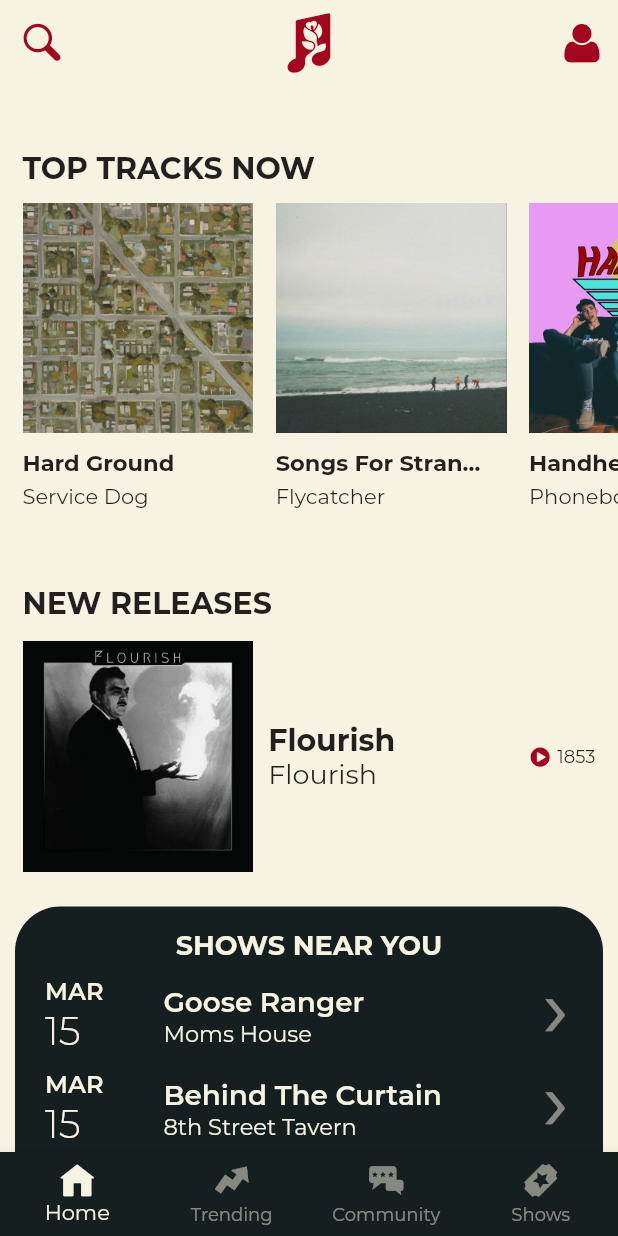
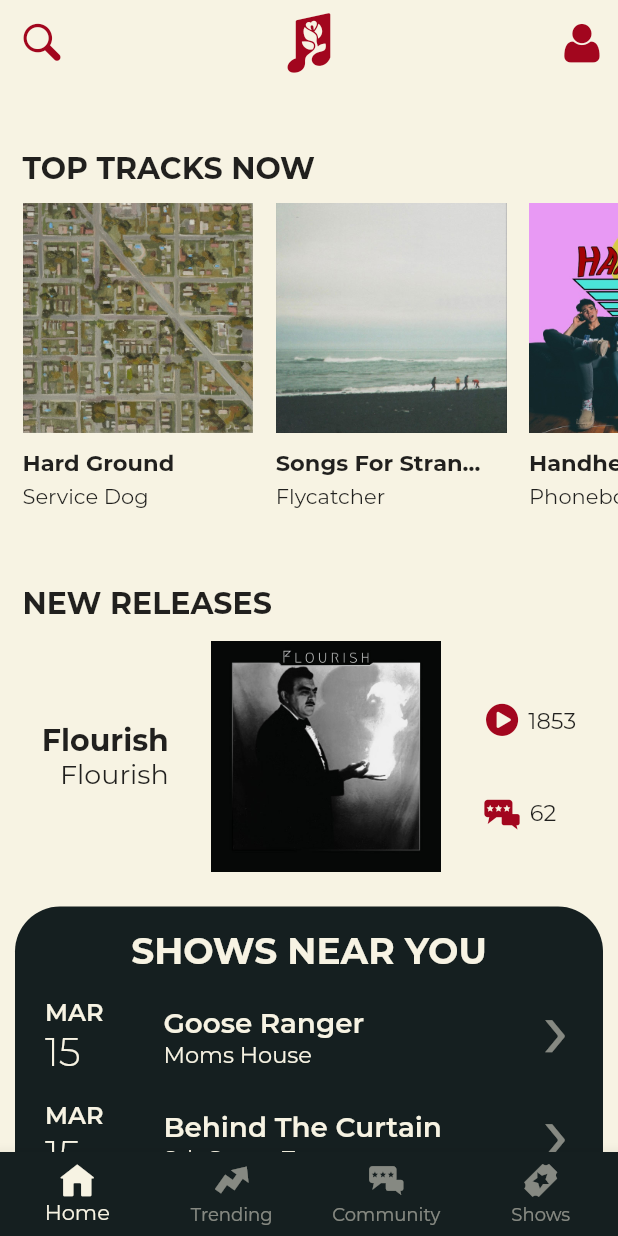
Before and after one commit to aaronlerch3/lofi, a Flutter app: the screen it shows after launch, on a phone screen of 412 x 824 dp. Run offline on Flutter 3.47's test engine with Material 2 defaults, Android fonts, the phone set to English and light mode, and no system bars; our stand-ins replace flutter_dotenv, shared_preferences; missing offline and left inert: amazon_cognito_identity_dart_2; project files that could hold a hidden picture were left out.

Commit message:
UI improvements

```diff
--- a/app/lib/home_page/home_page.dart
+++ b/app/lib/home_page/home_page.dart
@@ -87,7 +87,7 @@ class _HomePageState extends State<HomePage> {
             children: <Widget>[
               Expanded(
                 child: Container(
-                  margin: EdgeInsets.only(left: 10, right: 10, top: 15, bottom: 15),
+                  margin: EdgeInsets.only(left: 10, right: 10, top: 15, bottom: 20),
                   child: Column(
                     children: <Widget>[
                       DecoratedBox(
@@ -103,7 +103,7 @@ class _HomePageState extends State<HomePage> {
                                 'SHOWS NEAR YOU',
                                 style: TextStyle(
                                     color: Color(0xFFF7F3E3),
-                                    fontSize: 18,
+                                    fontSize: 24,
                                     fontWeight: FontWeight.w700),
                               ),
                               ShowsNearYouList(),
--- a/app/lib/home_page/new_releases_gallery.dart
+++ b/app/lib/home_page/new_releases_gallery.dart
@@ -28,14 +28,34 @@ class _NewReleasesGalleryState extends State<NewReleasesGallery>{
     playCount.add("1853");
     playCount.add("6421");
     playCount.add("542");
+    List<String> comments = new List<String>();
+    comments.add("62");
+    comments.add("241");
+    comments.add("34");
     for (var i = 0; i < images.length; i++) {
       children.add(Container(
         width: MediaQuery.of(context).size.width,
         child:  Row(
-          mainAxisAlignment: MainAxisAlignment.start,
+          mainAxisAlignment: MainAxisAlignment.spaceEvenly,
           children: <Widget>[
             Container(
-              margin: EdgeInsets.only(left: 15, right: 10),
+              margin: EdgeInsets.only(left: 0),
+              height: 170,
+              child: Column(
+                crossAxisAlignment: CrossAxisAlignment.end,
+                mainAxisAlignment: MainAxisAlignment.center,
+                children: <Widget>[
+                  Text(
+                    album[i],
+                    style:
+                    TextStyle(fontWeight: FontWeight.w700, fontSize: 20),
+                  ),
+                  Text(band[i], style: TextStyle(fontSize: 18)),
+                ],
+              ),
+            ),
+            Container(
+              margin: EdgeInsets.only(left: 0, right: 0),
               child: Column(
                 mainAxisAlignment: MainAxisAlignment.center,
                 children: <Widget>[
@@ -47,29 +67,33 @@ class _NewReleasesGalleryState extends State<NewReleasesGallery>{
               ),
             ),
             Container(
-              height: 170,
+              margin: EdgeInsets.only(right: 0, top: 15),
               child: Column(
                 crossAxisAlignment: CrossAxisAlignment.start,
-                mainAxisAlignment: MainAxisAlignment.center,
+                mainAxisAlignment: MainAxisAlignment.spaceEvenly,
                 children: <Widget>[
-                  Text(
-                    album[i],
-                    style:
-                    TextStyle(fontWeight: FontWeight.w700, fontSize: 20),
+                  Container(
+                    margin: EdgeInsets.only(bottom: 5),
+                    child: Row(
+                      crossAxisAlignment: CrossAxisAlignment.center,
+                      children: <Widget>[
+                        Icon(CustomIcons.play_circled, color: Color(0xFFA2061E), size: 25,),
+                        Container(
+                          padding: EdgeInsets.only(left: 5),
+                          child: Text(playCount[i], style: TextStyle(fontSize: 15)),
+                        ),
+                      ],
+                    ),
                   ),
-                  Text(band[i], style: TextStyle(fontSize: 18)),
-                ],
-              ),
-            ),
-            Spacer(flex: 3,),
-            Container(
-              margin: EdgeInsets.only(right: 15),
-              child: Row(
-                children: <Widget>[
-                  Icon(CustomIcons.play_circled, color: Color(0xFFA2061E), size: 15,),
-                  Container(
-                    padding: EdgeInsets.only(left: 4),
-                    child: Text(playCount[i], style: TextStyle(fontSize: 12)),
+                  Row(
+                    mainAxisAlignment: MainAxisAlignment.center,
+                    children: <Widget>[
+                      Icon(CustomIcons.community, color: Color(0xFFA2061E), size: 25,),
+                      Container(
+                        padding: EdgeInsets.only(left: 6, bottom: 4),
+                        child: Text(comments[i], style: TextStyle(fontSize: 15)),
+                      ),
+                    ],
                   ),
                 ],
               ),
--- a/app/lib/home_page/shows_near_you_list.dart
+++ b/app/lib/home_page/shows_near_you_list.dart
@@ -37,7 +37,7 @@ class _ShowsNearYouListState extends State<ShowsNearYouList> {
     venue.add("Black Rail Coffee");
     for (var i = 0; i < band.length; i++) {
       children.add(Container(
-        margin: EdgeInsets.only(top: 10),
+        margin: EdgeInsets.only(top: 17),
         child: Row(
           //Event 1
           crossAxisAlignment: CrossAxisAlignment.center,
```
